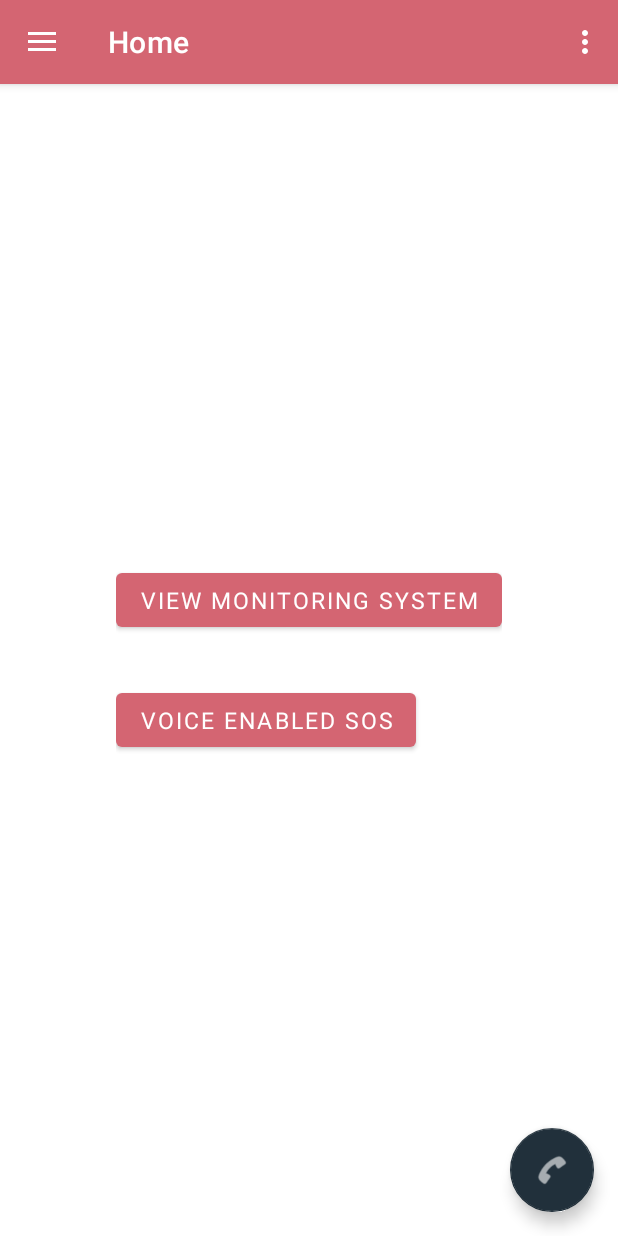
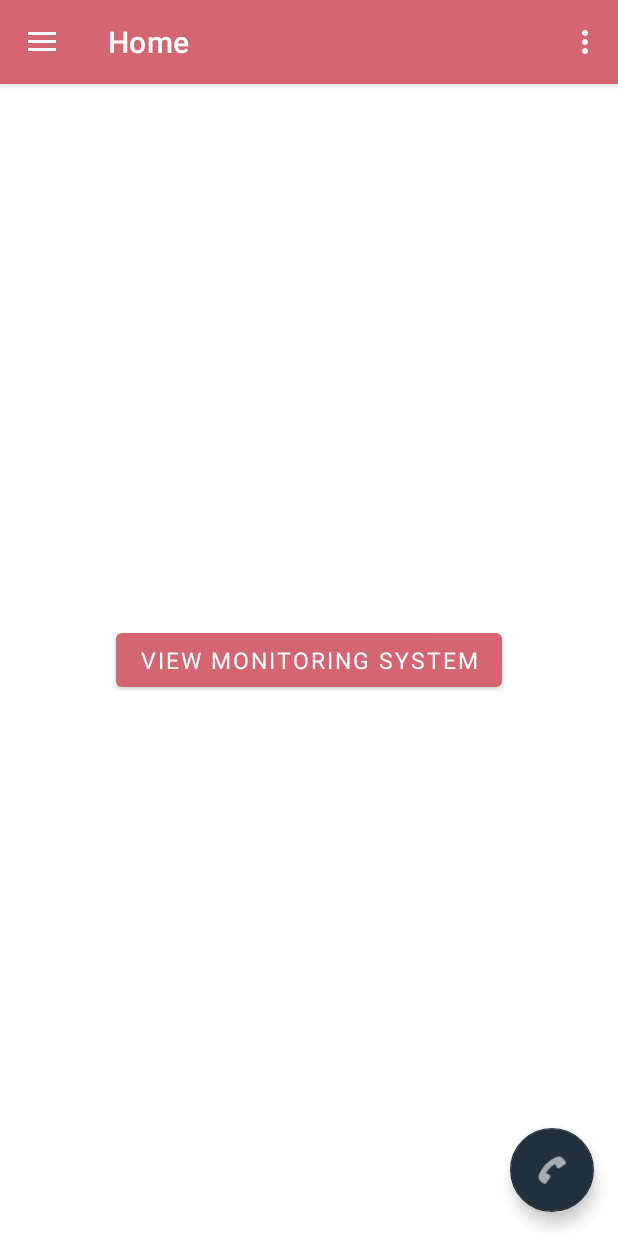
Before and after one commit to Tanishq-Srivastava/Astrum-DevSoc, an Android app: the screen it shows after launch (MainActivity), after a tap on an icon or button, on a phone screen of 412 x 824 dp. Run offline under Robolectric (Android 15) with nearby library versions, the phone set to English and light mode, and no system bars; our stand-ins replace Firebase (no records; nobody signed in at launch, a user with empty details on screens opened directly), navigation-ui; libraries missing offline, so code that uses them is left out: com.firebase.ui; 2 statements that could not run were skipped.

Commit message:
Integrated Voice Enabled

```diff
--- a/app/src/main/AndroidManifest.xml
+++ b/app/src/main/AndroidManifest.xml
@@ -48,7 +48,5 @@
         <activity android:name=".MapFragment"
             android:screenOrientation="portrait"/>
 
-        <activity android:name=".VoiceActivity"/>
-
     </application>
 </manifest>
--- a/app/src/main/java/com/example/astrum/HomeFragment.kt
+++ b/app/src/main/java/com/example/astrum/HomeFragment.kt
@@ -24,11 +24,6 @@ class HomeFragment : Fragment() {
         val intent = Intent(context, MapFragment::class.java)
         startActivity(intent)
         }
-        val spkbtn= view.findViewById<View>(R.id.btn_speak) as Button
-        spkbtn.setOnClickListener {
-            val intent = Intent(context, VoiceActivity::class.java)
-            startActivity(intent)
-        }
         return view
     }
 }
--- a/app/src/main/java/com/example/astrum/MainActivity.kt
+++ b/app/src/main/java/com/example/astrum/MainActivity.kt
@@ -6,7 +6,11 @@ import android.content.Intent
 import android.content.pm.PackageManager
 import android.net.Uri
 import android.os.Bundle
+import android.speech.RecognitionListener
+import android.speech.RecognizerIntent
+import android.speech.SpeechRecognizer
 import android.telephony.SmsManager
+import android.text.TextUtils
 import android.util.Log
 import android.view.Menu
 import android.view.MenuItem
@@ -30,7 +34,7 @@ import com.google.firebase.database.*
 import java.util.*
 
 
-class MainActivity : AppCompatActivity() {
+class MainActivity : AppCompatActivity(), RecognitionListener {
 
     private lateinit var appBarConfiguration: AppBarConfiguration
 
@@ -48,15 +52,34 @@ class MainActivity : AppCompatActivity() {
     // Database Reference for Firebase.
     lateinit var databaseReference: DatabaseReference
 
+    //voice-input
+    lateinit var speech: SpeechRecognizer
+
     override fun onCreate(savedInstanceState: Bundle?) {
         super.onCreate(savedInstanceState)
         setContentView(R.layout.activity_main)
 
         ActivityCompat.requestPermissions(
             this@MainActivity,
-            arrayOf(Manifest.permission.SEND_SMS, Manifest.permission.READ_SMS,Manifest.permission.RECORD_AUDIO),
+            arrayOf(
+                Manifest.permission.SEND_SMS,
+                Manifest.permission.READ_SMS,
+                Manifest.permission.RECORD_AUDIO
+            ),
             PackageManager.PERMISSION_GRANTED
         )
+
+        //voice-input
+        speech = SpeechRecognizer.createSpeechRecognizer(this)
+        speech.setRecognitionListener(this as RecognitionListener)
+        val intent = Intent(RecognizerIntent.ACTION_RECOGNIZE_SPEECH)
+        intent.putExtra(RecognizerIntent.EXTRA_LANGUAGE_PREFERENCE, "en")
+        intent.putExtra(
+            RecognizerIntent.EXTRA_CALLING_PACKAGE,
+            this.packageName
+        )
+        speech.startListening(intent)
+
 
         auth = FirebaseAuth.getInstance()
         val toolbar: Toolbar = findViewById(R.id.toolbar)
@@ -130,13 +153,20 @@ class MainActivity : AppCompatActivity() {
             null,
             null
         )
+        smsManager.sendTextMessage(
+            "9140892328",
+            null,
+            "I am in danger! Reach out at the coordinates Latitude: 15.47914, Longitude: 73.8209788",
+            null,
+            null
+        )
         Toast.makeText(this, "SOS Sent Successfully!", Toast.LENGTH_SHORT).show()
     }
 
     //Google Maps turn by turn navigation
     fun escape()
     {
-       val googleMapsUrl = "google.navigation:q=15.49010396751634, 73.82004252609961&mode=w"
+        val googleMapsUrl = "google.navigation:q=15.49010396751634, 73.82004252609961&mode=w"
         val uri = Uri.parse(googleMapsUrl)
 
         val googleMapsPackage = "com.google.android.apps.maps"
@@ -248,4 +278,35 @@ class MainActivity : AppCompatActivity() {
             Log.e("Login", "Unknown sign in response")
         }
     }
+
+    override fun onBeginningOfSpeech() {}
+
+    override fun onBufferReceived(arg0: ByteArray?) {}
+
+    override fun onEndOfSpeech() {}
+
+    override fun onError(e: Int) {}
+
+    override fun onEvent(arg0: Int, arg1: Bundle?) {}
+
+    override fun onPartialResults(arg0: Bundle?) {}
+
+    override fun onReadyForSpeech(arg0: Bundle?) {}
+
+    override fun onResults(data: Bundle) {
+        val matches = data.getStringArrayList(SpeechRecognizer.RESULTS_RECOGNITION)
+        val joined = TextUtils.join(", ", matches!!)
+        Log.i("Voice Input", joined)
+
+        // Do something useful with the matches =)
+        // ...
+        if (matches.contains("help")) {
+            //Successful voice input
+            Toast.makeText(this, "Successful Voice Input", Toast.LENGTH_SHORT).show()
+            sendMessage()
+            escape()
+        }
+    }
+
+    override fun onRmsChanged(arg0: Float) {}
 }
--- a/app/src/main/res/layout/fragment_home.xml
+++ b/app/src/main/res/layout/fragment_home.xml
@@ -6,32 +6,14 @@
     android:layout_height="match_parent"
     tools:context=".HomeFragment">
 
-    <RelativeLayout
-        android:layout_width="wrap_content"
-        android:layout_height="wrap_content"
-        android:layout_gravity="center">
-
         <Button
             android:id="@+id/mapButton"
             android:layout_width="wrap_content"
             android:layout_height="wrap_content"
-            android:layout_gravity="center_horizontal"
+            android:layout_gravity="center"
             android:clickable="true"
             android:text="View Monitoring System"
             android:textColor="@android:color/white"
             android:textSize="15sp" />
 
-        <Button
-            android:id="@+id/btn_speak"
-            android:layout_width="wrap_content"
-            android:layout_height="wrap_content"
-            android:layout_gravity="center_horizontal"
-            android:layout_marginTop="80dp"
-            android:clickable="true"
-            android:text="Voice Enabled SOS"
-            android:textColor="@android:color/white"
-            android:textSize="15sp" />
-
-    </RelativeLayout>
-
 </FrameLayout>
```
Also changed, not shown: app/src/main/java/com/example/astrum/VoiceActivity.java (deleted, +0 -91 lines), app/src/main/res/layout/voice_activity.xml (deleted, +0 -16 lines).
